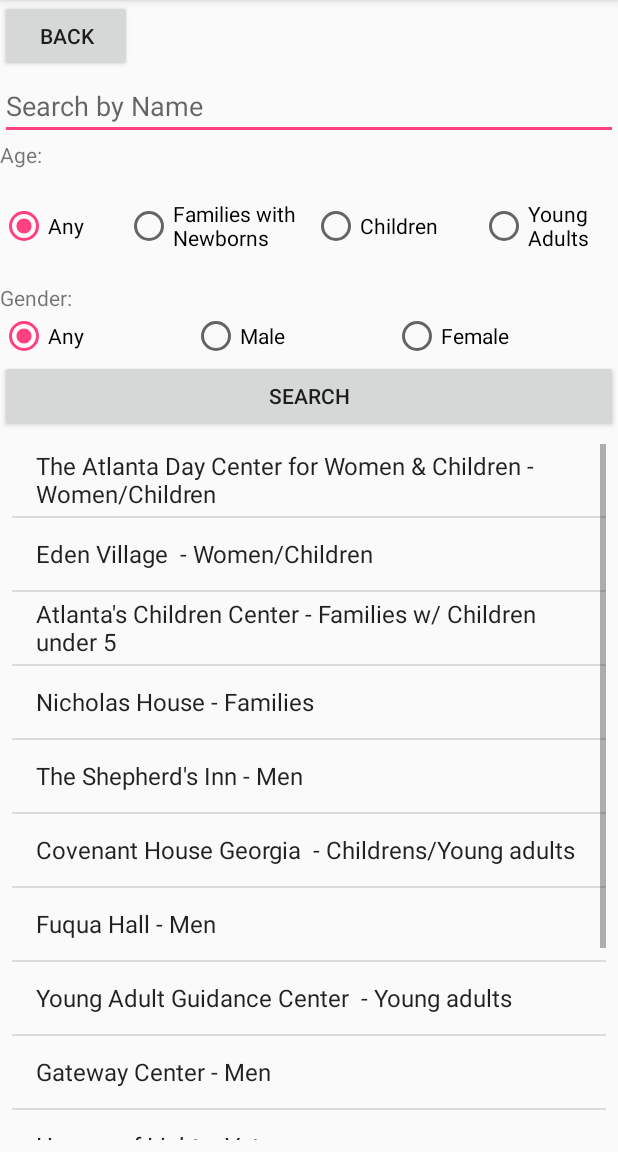
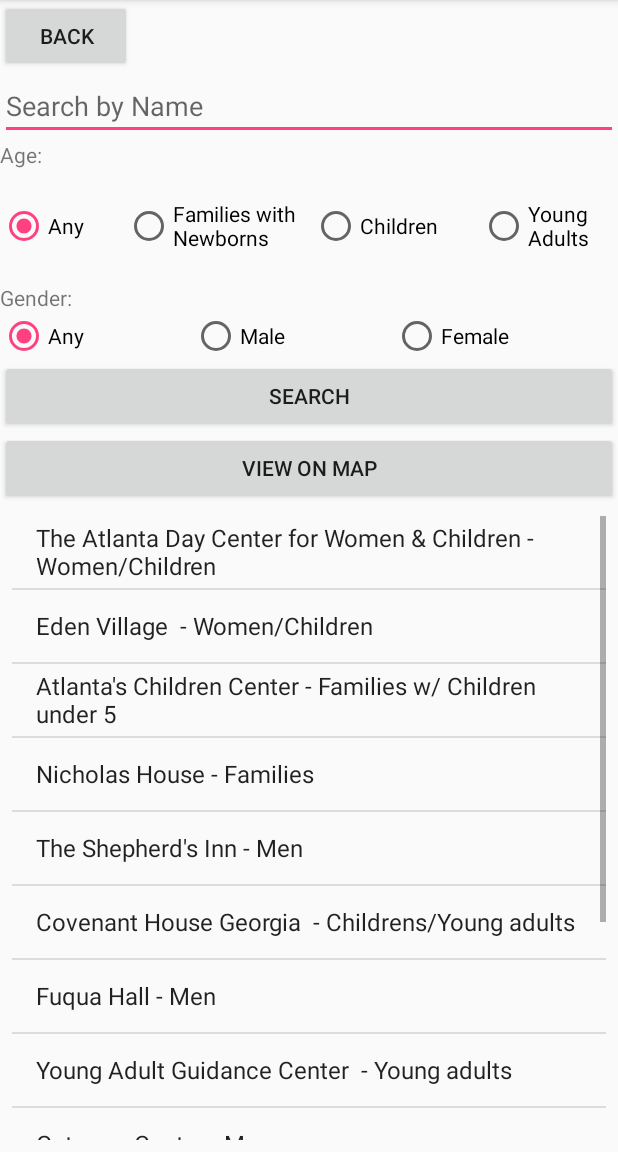
Before and after one commit to JAGAD51/BuzzShelter, an Android app: the ViewShelterActivity screen opened directly, with no data from a screen before it, on a phone screen of 412 x 824 dp, the part 84-1236 px from its top. Run offline under Robolectric (Android 15) with nearby library versions, the phone set to English and light mode, and no system bars.

Commit message:
Added Google Maps
Shows location of filtered shelters with pins

```diff
--- a/app/src/main/java/com/buzzshelter/Controllers/ViewShelterActivity.java
+++ b/app/src/main/java/com/buzzshelter/Controllers/ViewShelterActivity.java
@@ -34,6 +34,7 @@ public class ViewShelterActivity extends AppCompatActivity implements OnItemClic
     private RadioButton ageButton;
     private Button searchButton;
     private Button backButton;
+    private Button mapViewButton;
     private String gender;
     private String age;
     private String name;
@@ -60,6 +61,8 @@ public class ViewShelterActivity extends AppCompatActivity implements OnItemClic
         backButton = findViewById(R.id.backButton);
         //create search button and define its functionality
         searchButton = findViewById(R.id.searchBtn);
+
+        mapViewButton = findViewById(R.id.mapView);
 
         radioGroup = findViewById(R.id.radioGender);
         radioAge = findViewById(R.id.radioAge);
@@ -115,8 +118,20 @@ public class ViewShelterActivity extends AppCompatActivity implements OnItemClic
             }
         });
 
-
-
+        mapViewButton.setOnClickListener(new View.OnClickListener() {
+            @Override
+            public void onClick(View view) {
+                Intent intent = new Intent(getBaseContext(), MapsActivity.class);
+                String[] listNames = new String[list.size()];
+                int i = 0;
+                for (Shelter shelter : list) {
+                    listNames[i] = shelter.getName();
+                    i++;
+                }
+                intent.putExtra("list", listNames);
+                startActivity(intent);
+            }
+        });
     }
 
         private void loadShelters() {
--- a/app/src/main/java/com/buzzshelter/Controllers/WelcomeActivity.java
+++ b/app/src/main/java/com/buzzshelter/Controllers/WelcomeActivity.java
@@ -48,7 +48,7 @@ public class WelcomeActivity extends AppCompatActivity {
         button.setOnClickListener(new View.OnClickListener() {
             @Override
             public void onClick(View view) {
-                Intent intent = new Intent(getBaseContext(), LoginActivity.class);
+                Intent intent = new Intent(getBaseContext(), MainActivity.class);
                 startActivity(intent);
             }
         });
--- a/app/src/main/res/layout/activity_shelterview.xml
+++ b/app/src/main/res/layout/activity_shelterview.xml
@@ -10,8 +10,8 @@
         android:layout_width="match_parent"
         android:layout_height="match_parent"
         android:orientation="vertical"
-        tools:layout_editor_absoluteX="29dp"
-        tools:layout_editor_absoluteY="0dp">
+        tools:layout_editor_absoluteX="74dp"
+        tools:layout_editor_absoluteY="32dp">
 
         <Button
             android:id="@+id/backButton"
@@ -25,8 +25,7 @@
             android:layout_height="wrap_content"
             android:ems="20"
             android:hint="Search by Name"
-            android:inputType="textPersonName"
-            />
+            android:inputType="textPersonName" />
 
         <TextView
             android:layout_width="match_parent"
@@ -51,7 +50,7 @@
                     android:layout_height="match_parent"
                     android:layout_weight="1"
                     android:checked="true"
-                    android:text="Any"/>
+                    android:text="Any" />
 
                 <RadioButton
                     android:id="@+id/radioNewborn"
@@ -102,7 +101,7 @@
                     android:layout_height="wrap_content"
                     android:layout_weight="1"
                     android:checked="true"
-                    android:text="Any"/>
+                    android:text="Any" />
 
                 <RadioButton
                     android:id="@+id/radioMale"
@@ -127,6 +126,12 @@
             android:layout_height="wrap_content"
             android:text="Search" />
 
+        <Button
+            android:id="@+id/mapView"
+            android:layout_width="match_parent"
+            android:layout_height="wrap_content"
+            android:text="View on Map" />
+
         <ListView
             android:id="@+id/shelterData"
             android:layout_width="match_parent"
@@ -141,6 +146,7 @@
             app:layout_constraintStart_toStartOf="parent"
             app:layout_constraintTop_toTopOf="parent"
             app:layout_constraintVertical_bias="0.885" />
+
     </LinearLayout>
 
 </android.support.constraint.ConstraintLayout>
--- a/app/src/main/res/values/strings.xml
+++ b/app/src/main/res/values/strings.xml
@@ -9,4 +9,5 @@
     <string name="action_sign_in_short">Sign in</string>
     <string name="title_activity_main">MainActivity</string>
     <string name="title_activity_registration">RegistrationActivity</string>
+    <string name="title_activity_maps">Map</string>
 </resources>
```
Also changed, not shown: app/build.gradle (+7 -1 lines), app/src/debug/res/values/google_maps_api.xml (added, +24 -0 lines), app/src/main/AndroidManifest.xml (+37 -14 lines), app/src/main/java/com/buzzshelter/Controllers/MapsActivity.java (added, +58 -0 lines), app/src/main/res/layout/activity_maps.xml (added, +8 -0 lines), 1 other file.
